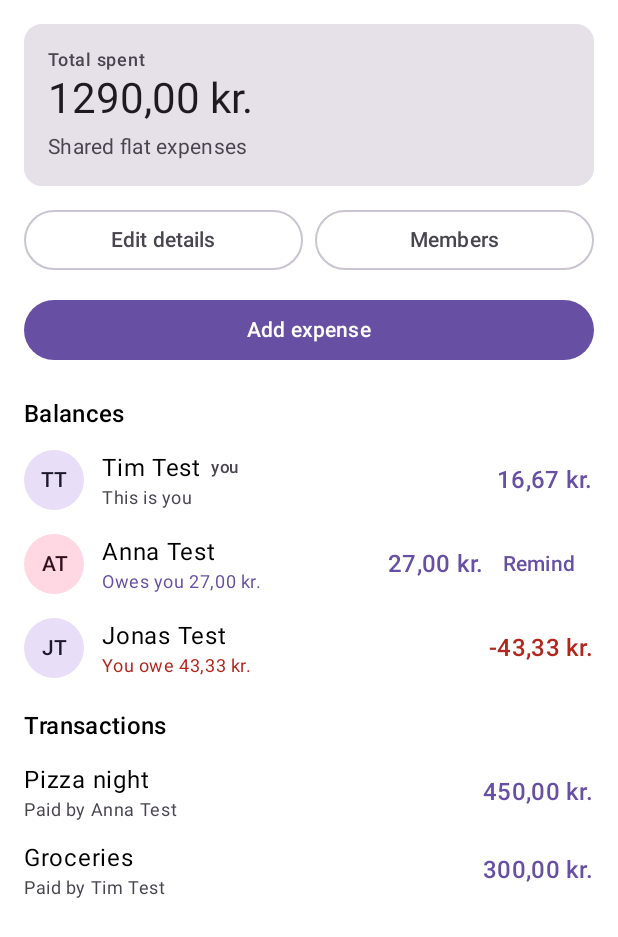
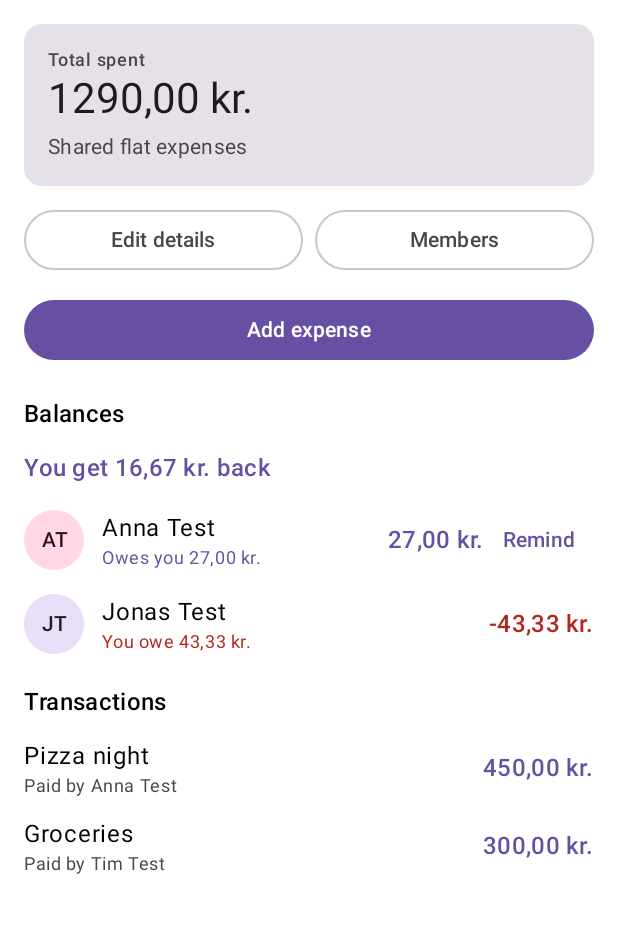
Before and after one commit to timebr/MSD2026-Group3-Android, an Android app built with Jetpack Compose: the @Preview function GroupOverviewPreview, on a phone screen of 412 x 824 dp. Shown: the top 937 px of the screen. Run offline under Robolectric (Android 15) with nearby library versions, the phone set to English and light mode, and no system bars.

Commit message:
feat(groups): show only my own balance line in the group balances
On the group overview (S4) the Balances section no longer lists me as a
member. My own balance is one line above the others, in the same
'You owe X' / 'You get X back' wording as Home (FR5). The other members
keep their owe/owed rows and Remind button. The Members screen still
lists everyone, me included.

```diff
--- a/app/src/main/java/com/example/oweowe/ui/groups/GroupOverviewScreen.kt
+++ b/app/src/main/java/com/example/oweowe/ui/groups/GroupOverviewScreen.kt
@@ -50,6 +50,7 @@ import com.example.oweowe.ui.components.AppTopBar
 import com.example.oweowe.ui.components.ErrorState
 import com.example.oweowe.ui.components.InitialsAvatar
 import com.example.oweowe.ui.components.LoadingState
+import com.example.oweowe.ui.components.MyBalanceText
 import com.example.oweowe.ui.components.OfflineBanner
 import com.example.oweowe.ui.components.SignedAmount
 import com.example.oweowe.ui.components.TransactionRow
@@ -196,7 +197,11 @@ private fun GroupOverviewList(
                 modifier = Modifier.padding(top = 8.dp),
             )
         }
-        items(state.members, key = { it.user.uid }) { member ->
+        // FR5: my own balance is one line, not a member row (S4).
+        item {
+            MyBalanceText(state.members.firstOrNull { it.isMe }?.balanceOre ?: 0L)
+        }
+        items(state.members.filter { !it.isMe }, key = { it.user.uid }) { member ->
             GroupMemberRow(
                 member = member,
                 remindEnabled = !state.busy,
@@ -238,7 +243,6 @@ private fun GroupMemberRow(
 ) {
     val owesMe = member.owesMeOre > 0
     val status = when {
-        member.isMe -> stringResource(R.string.group_member_this_is_you)
         owesMe -> stringResource(R.string.home_member_owes_you, formatKr(member.owesMeOre))
         member.iOweOre > 0 -> stringResource(R.string.home_you_owe_member, formatKr(member.iOweOre))
         else -> stringResource(R.string.home_member_settled)
@@ -253,30 +257,19 @@ private fun GroupMemberRow(
                 .weight(1f)
                 .padding(horizontal = 12.dp),
         ) {
-            Row(verticalAlignment = Alignment.CenterVertically) {
-                Text(member.user.fullName, style = MaterialTheme.typography.bodyLarge)
-                if (member.isMe) {
-                    Text(
-                        text = stringResource(R.string.common_you_label),
-                        style = MaterialTheme.typography.labelSmall,
-                        color = MaterialTheme.colorScheme.onSurfaceVariant,
-                        modifier = Modifier.padding(start = 6.dp),
-                    )
-                }
-            }
+            Text(member.user.fullName, style = MaterialTheme.typography.bodyLarge)
             Text(
                 text = status,
                 style = MaterialTheme.typography.bodySmall,
                 color = when {
-                    member.isMe -> MaterialTheme.colorScheme.onSurfaceVariant
                     owesMe -> MaterialTheme.colorScheme.primary
                     member.iOweOre > 0 -> MaterialTheme.colorScheme.error
                     else -> MaterialTheme.colorScheme.onSurfaceVariant
                 },
             )
         }
-        SignedAmount(ore = if (member.isMe) member.balanceOre else member.owesMeOre - member.iOweOre)
-        if (owesMe && !member.isMe) {
+        SignedAmount(ore = member.owesMeOre - member.iOweOre)
+        if (owesMe) {
             TextButton(onClick = { onRemind(member) }, enabled = remindEnabled) {
                 Text(stringResource(R.string.home_remind))
             }
--- a/app/src/main/res/values/strings.xml
+++ b/app/src/main/res/values/strings.xml
@@ -109,7 +109,6 @@
     <string name="group_overview_manage_members">Members</string>
     <string name="group_overview_not_found">This group no longer exists.</string>
     <string name="group_overview_reminder_sent">Reminder sent to %1$s</string>
-    <string name="group_member_this_is_you">This is you</string>
 
     <!-- Edit group (S7) -->
     <string name="edit_group_title">Edit group</string>
```
